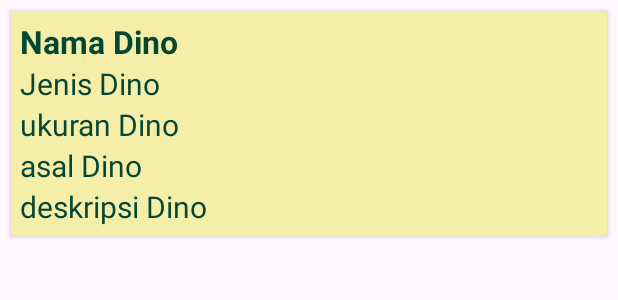
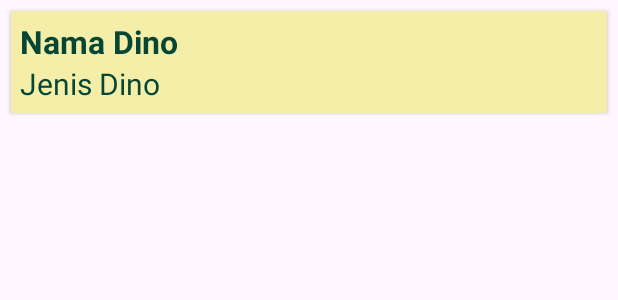
Before and after one commit to restianreza/tugas-besar-pab, an Android app: the layout list_item_dino.xml on its own in the app's theme, with its tools: preview values and no code run, on a phone screen of 412 x 824 dp. Shown: the top 300 px of the screen. Run offline under Robolectric (Android 15) with nearby library versions, the light colour scheme and no system bars.

Commit message:
update tampilan

```diff
--- a/app/src/main/res/layout/activity_detail.xml
+++ b/app/src/main/res/layout/activity_detail.xml
@@ -4,7 +4,7 @@
     xmlns:tools="http://schemas.android.com/tools"
     android:layout_width="match_parent"
     android:layout_height="match_parent"
-    android:background="@color/color3"
+    android:background="@color/color4"
     tools:context=".Activity.DetailActivity">
 
         <ScrollView
--- a/app/src/main/res/layout/list_item_dino.xml
+++ b/app/src/main/res/layout/list_item_dino.xml
@@ -43,7 +43,8 @@
             android:layout_height="wrap_content"
             android:text="ukuran Dino"
             android:textColor="@color/color1"
-            android:textSize="20sp"/>
+            android:textSize="20sp"
+            android:visibility="gone"/>
 
         <TextView
             android:id="@+id/tv_asal"
@@ -51,7 +52,8 @@
             android:layout_height="wrap_content"
             android:text="asal Dino"
             android:textColor="@color/color1"
-            android:textSize="20sp"/>
+            android:textSize="20sp"
+            android:visibility="gone"/>
 
         <TextView
             android:id="@+id/tv_deskripsi"
@@ -60,7 +62,8 @@
             android:text="deskripsi Dino"
             android:textSize="20sp"
             android:textColor="@color/color1"
-            android:maxLines="2"/>
+            android:maxLines="2"
+            android:visibility="gone"/>
 
     </LinearLayout>
 
```
